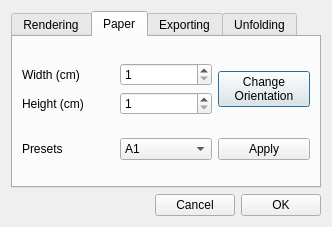
Old version of the form interface/settingswindow.ui in the repository SeriousAlexej/Ivo.
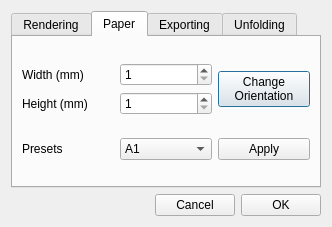
New version of the form. The open tabs and pages were chosen to show the change.

What changed in the file:
```diff
--- a/interface/settingswindow.ui
+++ b/interface/settingswindow.ui
@@ -143,14 +143,14 @@
              <item>
               <widget class="QLabel" name="label">
                <property name="text">
-                <string>Width (cm)</string>
+                <string>Width (mm)</string>
                </property>
               </widget>
              </item>
              <item>
               <widget class="QLabel" name="label_2">
                <property name="text">
-                <string>Height (cm)</string>
+                <string>Height (mm)</string>
                </property>
               </widget>
              </item>
```
